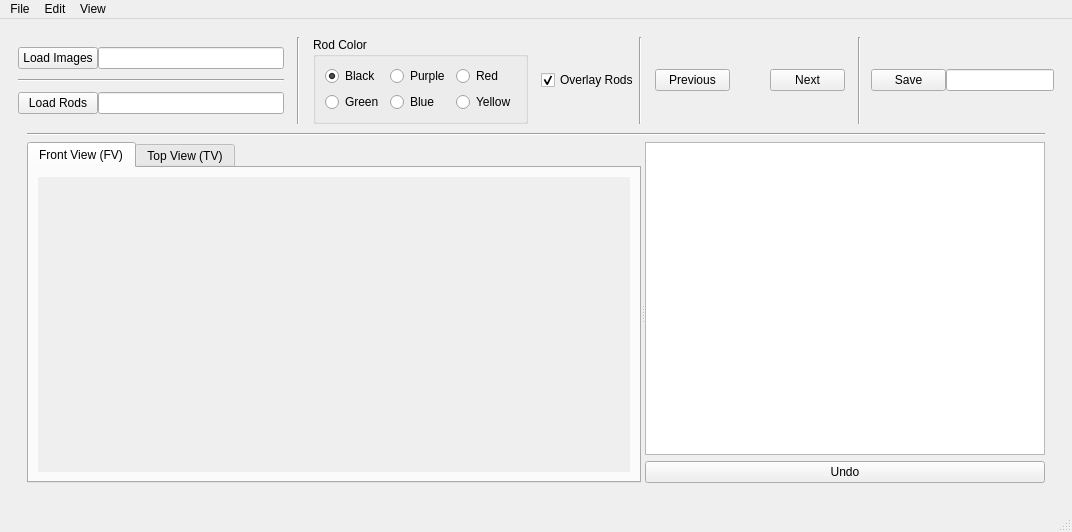
Qt form Python/track_ui.ui (ANP-Granular/ParticleTracking) before a commit.
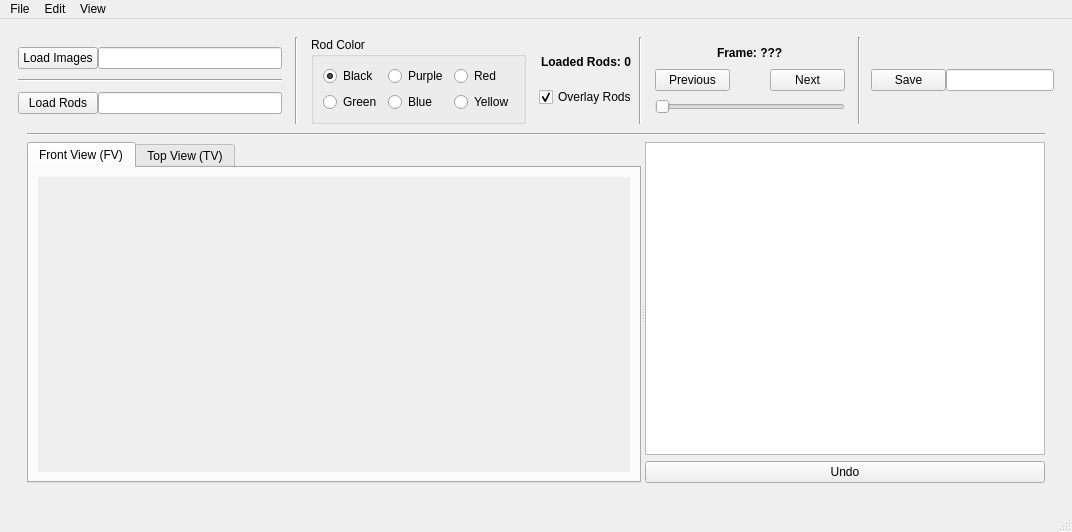
The same form after that commit. Icons and pictures are not drawn. Custom widgets are drawn as their Qt base class.

Commit message:
feat: introduces new image selection and identifier display
Images can now be traversed using a slider for improved usability. The display of the currently shown image is moved from the actions list to its own field above the slider. This removes some visual clutter from the GUI.

Patch:
```diff
--- a/Python/track_ui.ui
+++ b/Python/track_ui.ui
@@ -251,6 +251,33 @@
            </spacer>
           </item>
           <item>
+           <layout class="QVBoxLayout" name="verticalLayout_3">
+            <item>
+             <widget class="QLineEdit" name="le_rod_disp">
+              <property name="sizePolicy">
+               <sizepolicy hsizetype="Preferred" vsizetype="Fixed">
+                <horstretch>0</horstretch>
+                <verstretch>0</verstretch>
+               </sizepolicy>
+              </property>
+              <property name="styleSheet">
+               <string notr="true">background-color: transparent; font-weight: bold;</string>
+              </property>
+              <property name="text">
+               <string>Loaded Rods: 0</string>
+              </property>
+              <property name="frame">
+               <bool>false</bool>
+              </property>
+              <property name="readOnly">
+               <bool>true</bool>
+              </property>
+              <property name="placeholderText">
+               <string/>
+              </property>
+             </widget>
+            </item>
+            <item>
            <widget class="QCheckBox" name="cb_overlay">
             <property name="sizePolicy">
              <sizepolicy hsizetype="Preferred" vsizetype="Fixed">
@@ -272,6 +299,8 @@
             </property>
            </widget>
           </item>
+           </layout>
+          </item>
           <item>
            <widget class="Line" name="line_4">
             <property name="orientation">
@@ -296,6 +325,38 @@
            </spacer>
           </item>
           <item>
+           <layout class="QVBoxLayout" name="verticalLayout_2">
+            <item>
+             <widget class="QLineEdit" name="le_frame_disp">
+              <property name="sizePolicy">
+               <sizepolicy hsizetype="Preferred" vsizetype="Fixed">
+                <horstretch>0</horstretch>
+                <verstretch>0</verstretch>
+               </sizepolicy>
+              </property>
+              <property name="styleSheet">
+               <string notr="true">background-color: transparent;font-weight: bold;</string>
+              </property>
+              <property name="text">
+               <string>Frame: ???</string>
+              </property>
+              <property name="frame">
+               <bool>false</bool>
+              </property>
+              <property name="alignment">
+               <set>Qt::AlignCenter</set>
+              </property>
+              <property name="readOnly">
+               <bool>true</bool>
+              </property>
+              <property name="placeholderText">
+               <string/>
+              </property>
+             </widget>
+            </item>
+            <item>
+             <layout class="QHBoxLayout" name="horizontalLayout">
+              <item>
            <widget class="QPushButton" name="pb_previous">
             <property name="sizePolicy">
              <sizepolicy hsizetype="Preferred" vsizetype="Fixed">
@@ -360,6 +421,23 @@
              <string>Right</string>
             </property>
            </widget>
+              </item>
+             </layout>
+            </item>
+            <item>
+             <widget class="QSlider" name="slider_frames">
+              <property name="sizePolicy">
+               <sizepolicy hsizetype="Preferred" vsizetype="Fixed">
+                <horstretch>0</horstretch>
+                <verstretch>0</verstretch>
+               </sizepolicy>
+              </property>
+              <property name="orientation">
+               <enum>Qt::Horizontal</enum>
+              </property>
+             </widget>
+            </item>
+           </layout>
           </item>
           <item>
            <spacer name="horizontalSpacer_3">
```
Lines whose indentation alone changed are shown as unchanged. The commit also changes 2 other files.
